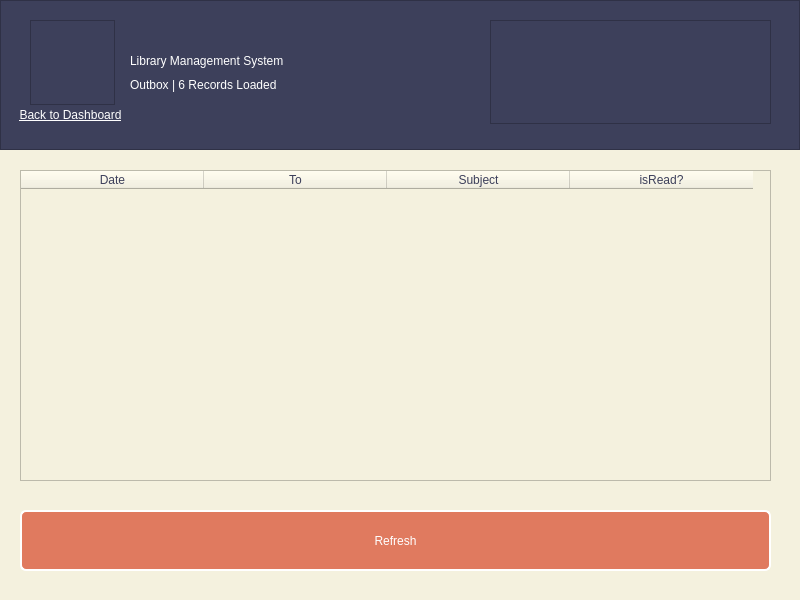
First picture: the form in outbox.ui, repository kianmajl/Library, before the edit.
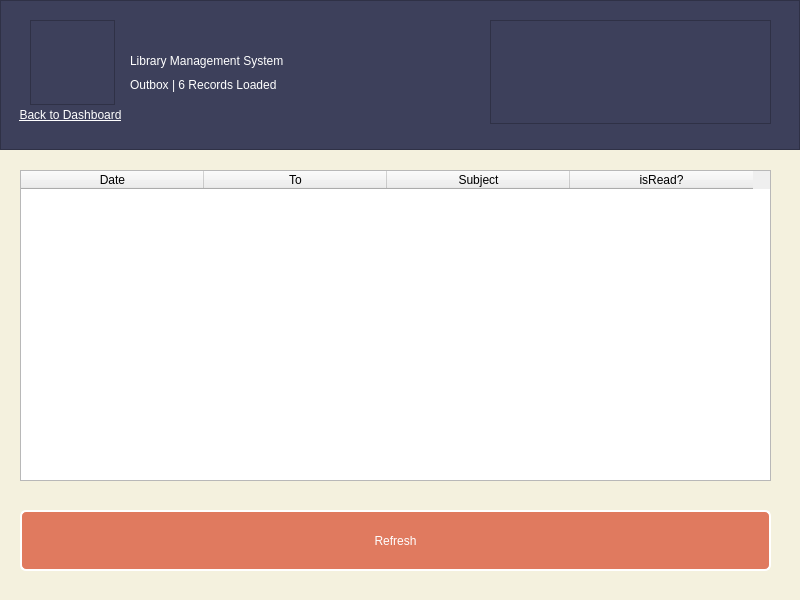
Second picture: the form after the edit. Icons and pictures are not drawn.

Patch:
```diff
--- a/outbox.ui
+++ b/outbox.ui
@@ -18,7 +18,7 @@
     <normaloff>:/icons/icons/library.png</normaloff>:/icons/icons/library.png</iconset>
   </property>
   <property name="styleSheet">
-   <string notr="true">QWidget
+   <string notr="true">#outbox
 {
 	background-color: rgb(244, 241, 222);
 	color: rgb(61, 64, 91);
```
